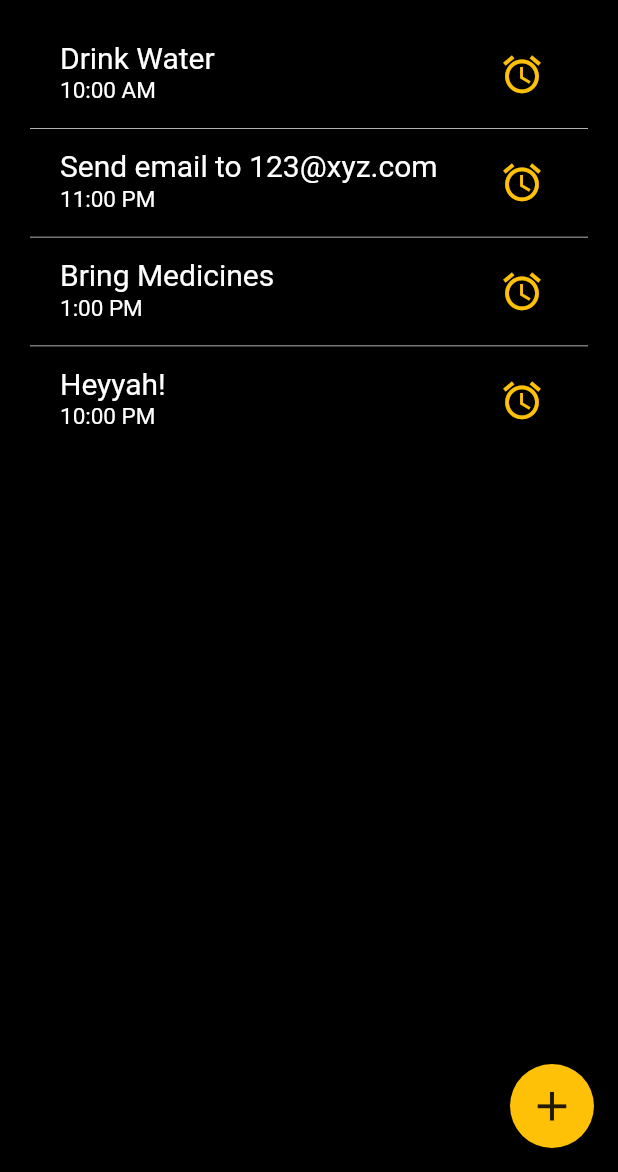
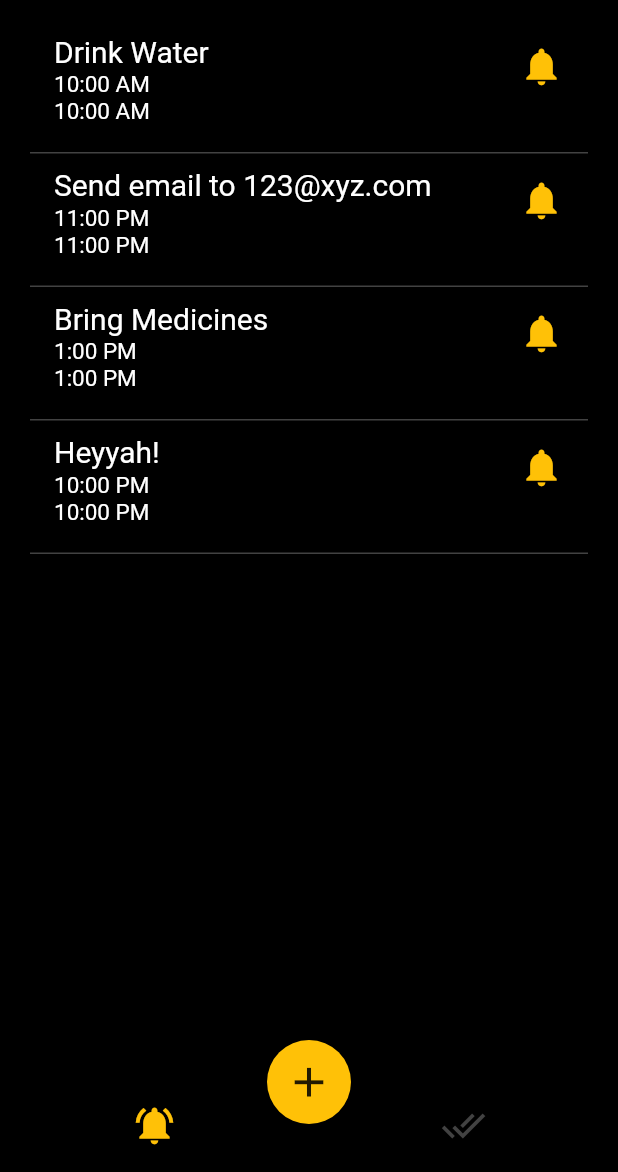
Before and after one commit to bx0709/reminder_app, a Flutter app: the screen it shows after launch, on a phone screen of 412 x 824 dp, the part 64-1236 px from its top. Run offline on Flutter 3.47's test engine with Material 2 defaults, Android fonts, the phone set to English and light mode, and no system bars.

Commit message:
Added swipe to delete functionality. Made a bottom tab for active and completed reminders.

```diff
--- a/lib/Pages/HomePage.dart
+++ /dev/null
@@ -1,110 +0,0 @@
-import 'package:flutter/material.dart';
-import 'package:flutter/widgets.dart';
-
-class ReminderApp extends StatefulWidget {
-
-  @override
-  _ReminderAppState createState() => _ReminderAppState();
-}
-
-class Reminder {
-  String msg;
-  String time;
-  bool enabled = true;
-  Reminder(String msg,String time){
-    this.msg = msg;
-    this.time = time;
-  }
-}
-class _ReminderAppState extends State<ReminderApp> {
-
-  Color onClickProcessText(bool enabled){
-    return  enabled ? Colors.white : Colors.grey[600];
-  }
-
-  Color onClickProcessIcon(bool enabled){
-    return  enabled ? Colors.amber : Colors.grey[600];
-  }
-
-
-  final List<Reminder> reminders = <Reminder> [Reminder('Drink Water','10:00 AM'),
-    Reminder('Send email to 123@xyz.com', '11:00 PM'),
-    Reminder('Bring Medicines','1:00 PM'),
-    Reminder('Heyyah!', '10:00 PM')];
-
-  @override
-  Widget build(BuildContext context) {
-    return Scaffold(
-      backgroundColor: Colors.black,
-      appBar: AppBar(
-        backgroundColor: Colors.black,
-        title: Text(
-          'Reminders',
-          style: TextStyle(
-            fontSize: 25,
-            color: Colors.amber,
-          ),
-        ),
-        titleSpacing: 20,
-      ),
-
-      body: ListView.separated(
-          padding: EdgeInsets.fromLTRB(20, 0, 20, 0),
-          itemCount: reminders.length,
-          itemBuilder: (context, index){
-            return Card(
-              color: Colors.transparent,
-              child: ListTile(
-                title: Text(
-                    reminders[index].msg,
-                    style: TextStyle(
-                      fontSize: 20,
-                      color: onClickProcessText(reminders[index].enabled),
-                    )
-                ),
-                subtitle: Text(
-                    reminders[index].time,
-                    style: TextStyle(
-                      fontSize: 15,
-                      color: onClickProcessText(reminders[index].enabled),
-                    )
-                ),
-                dense: true,
-
-                trailing: IconButton(
-                  onPressed: (){setState(() {
-                    reminders[index].enabled = reminders[index].enabled ? false : true ;
-                  });
-                  },
-                  icon: Icon(
-                    Icons.access_alarm,
-                    color: onClickProcessIcon(reminders[index].enabled),
-                    size: 30,
-                  ),
-                ),
-              ),
-            );
-          },
-          separatorBuilder: (BuildContext context, int index) => Container(
-            decoration: BoxDecoration(
-              border: Border(
-                bottom: BorderSide(color: Colors.grey[200],width: 0.5),
-              ),
-            ),
-          )
-      ),
-
-      floatingActionButton: FloatingActionButton(
-        onPressed: (){},
-        backgroundColor: Colors.amber,
-        child: Icon(
-          Icons.add,
-          size: 33,
-          color: Colors.black87,
-        ),
-
-      ),
-    );
-
-  }
-}
--- /dev/null
+++ b/lib/Pages/Reminders.dart
@@ -0,0 +1,252 @@
+import 'package:flutter/cupertino.dart';
+import 'package:flutter/material.dart';
+import 'package:flutter/widgets.dart';
+
+class Reminder {
+  String msg;
+  String time;
+  bool enabled = true;
+  Reminder(String msg,String time){
+    this.msg = msg;
+    this.time = time;
+  }
+}
+List<Reminder> reminders = <Reminder> [Reminder('Drink Water','10:00 AM'),
+  Reminder('Send email to 123@xyz.com', '11:00 PM'),
+  Reminder('Bring Medicines','1:00 PM'),
+  Reminder('Heyyah!', '10:00 PM')];
+
+
+
+
+
+
+class Reminders extends StatefulWidget {
+
+  @override
+  _ReminderAppState createState() => _ReminderAppState();
+}
+
+class _ReminderAppState extends State<Reminders> {
+
+  int _selectedIndex = 0;
+
+  void _onItemTapped(int index) {
+    setState(() {
+      _selectedIndex = index;
+    });
+  }
+
+  @override
+  Widget build(BuildContext context) {
+
+    List<Widget> body = <Widget> [
+      ListView.builder(
+        padding: EdgeInsets.fromLTRB(20, 0, 20, 0),
+        itemCount: reminders.length,
+        itemBuilder: (context, index) {
+          return Container(
+            decoration: BoxDecoration( //                    <-- BoxDecoration
+              border: Border(bottom: BorderSide(
+                  color: Colors.grey[800]
+              )),
+            ),
+            child: Dismissible(
+              direction: DismissDirection.horizontal,
+              background: Container(
+                  color: Colors.grey[900],
+                  child: Row(
+                    mainAxisAlignment: MainAxisAlignment.start,
+                    children: <Widget>[
+                      SizedBox(width: 20),
+                      Icon(
+                        Icons.delete,
+                        size: 30,
+                        color: Colors.red,
+                      ),
+                    ],
+                  )
+              ),
+              secondaryBackground: Container(
+                  color: Colors.grey[900],
+                  child: Row(
+                    mainAxisAlignment: MainAxisAlignment.end,
+                    children: <Widget>[
+                      Icon(
+                        Icons.done,
+                        size: 30,
+                        color: Colors.green,
+                      ),
+                      SizedBox(width: 20),
+                    ],
+                  )
+              ),
+              key: UniqueKey(),
+              onDismissed: (direction) {
+                if (direction == DismissDirection.startToEnd) {
+                  setState(() {
+                    reminders.removeAt(index);
+                  });
+                  Scaffold
+                      .of(context)
+                      .showSnackBar(
+                      SnackBar(content: Text("Reminder deleted")));
+                } else {
+                  setState(() {
+                    //reminder shifted from active to completed
+                    Scaffold
+                        .of(context)
+                        .showSnackBar(SnackBar(content: Text(
+                        "Reminder shifted to completed")));
+                  });
+                }
+              },
+              child: ListTile(
+                title: Text(
+                    reminders[index].msg,
+                    style: TextStyle(
+                      fontSize: 20,
+                      color: Colors.white,
+                    )
+                ),
+                subtitle: Text(
+                    "${reminders[index].time} \n${reminders[index].time}",
+                    style: TextStyle(
+                      fontSize: 15,
+                      color: Colors.white,
+                    )
+                ),
+                //dense: true,
+                isThreeLine: true,
+
+                trailing: Icon(
+                  Icons.notifications,
+                  color: Colors.amber,
+                  size: 30,
+                ),
+              ),
+            ),
+          );
+        },
+      ),
+      ListView.builder(
+        padding: EdgeInsets.fromLTRB(20, 0, 20, 0),
+        itemCount: reminders.length,
+        itemBuilder: (context, index) {
+          return Container(
+            decoration: BoxDecoration( //                    <-- BoxDecoration
+              border: Border(bottom: BorderSide(
+                  color: Colors.grey[800]
+              )),
+            ),
+            child: Dismissible(
+              direction: DismissDirection.startToEnd,
+              background: Container(
+                  color: Colors.grey[900],
+                  child: Row(
+                    mainAxisAlignment: MainAxisAlignment.start,
+                    children: <Widget>[
+                      SizedBox(width: 20),
+                      Icon(
+                        Icons.delete,
+                        size: 30,
+                        color: Colors.red,
+                      ),
+                    ],
+                  )
+              ),
+              key: UniqueKey(),
+              onDismissed: (direction) {
+                  setState(() {
+                    reminders.removeAt(index);
+                  });
+                  Scaffold
+                      .of(context)
+                      .showSnackBar(
+                      SnackBar(content: Text("Reminder deleted")));
+              },
+
+              child: ListTile(
+                title: Text(
+                    reminders[index].msg,
+                    style: TextStyle(
+                      fontSize: 20,
+                      color: Colors.white,
+                    )
+                ),
+                subtitle: Text(
+                    "${reminders[index].time} \n${reminders[index].time}",
+                    style: TextStyle(
+                      fontSize: 15,
+                      color: Colors.white,
+                    )
+                ),
+                //dense: true,
+                isThreeLine: true,
+
+                trailing: Icon(
+                  Icons.done,
+                  color: Colors.amber,
+                  size: 30,
+                ),
+              ),
+            ),
+          );
+        },
+      )
+    ];
+
+    return Scaffold(
+
+      backgroundColor: Colors.black,
+      appBar: AppBar(
+        backgroundColor: Colors.black,
+        title: Text(
+          'Reminders',
+          style: TextStyle(
+            fontSize: 25,
+            color: Colors.amber,
+          ),
+        ),
+        titleSpacing: 20,
+      ),
+
+      body: body[_selectedIndex],
+
+      bottomNavigationBar: BottomNavigationBar(
+        items: const <BottomNavigationBarItem>[
+          BottomNavigationBarItem(
+            icon: Icon(Icons.notifications_active),
+            title: Text('')
+          ),
+          BottomNavigationBarItem(
+            icon: Icon(Icons.done_all),
+            title: Text('')
+          )
+        ],
+        currentIndex: _selectedIndex,
+        selectedItemColor: Colors.amber,
+        onTap: _onItemTapped,
+        showSelectedLabels: false,
+        showUnselectedLabels: false,
+        backgroundColor: Colors.black,
+        iconSize: 30,
+        unselectedItemColor: Colors.grey[800],
+      ),
+
+      floatingActionButtonLocation: FloatingActionButtonLocation.centerDocked,
+      //body:
+      floatingActionButton: FloatingActionButton(
+          onPressed: (){},
+          backgroundColor: Colors.amber,
+          child: Icon(
+            Icons.add,
+            size: 33,
+            color: Colors.black87,
+          ),
+
+        ),
+    );
+
+  }
+}
--- a/lib/main.dart
+++ b/lib/main.dart
@@ -1,8 +1,10 @@
 import 'package:flutter/material.dart';
 import 'package:flutter/widgets.dart';
-import 'Pages/HomePage.dart';
+import 'Pages/Reminders.dart';
 
 void main() {runApp(MaterialApp(
-  home: ReminderApp(),
+  routes: {
+    '/': (context) => Reminders(),
+  },
 ));
 }
```
